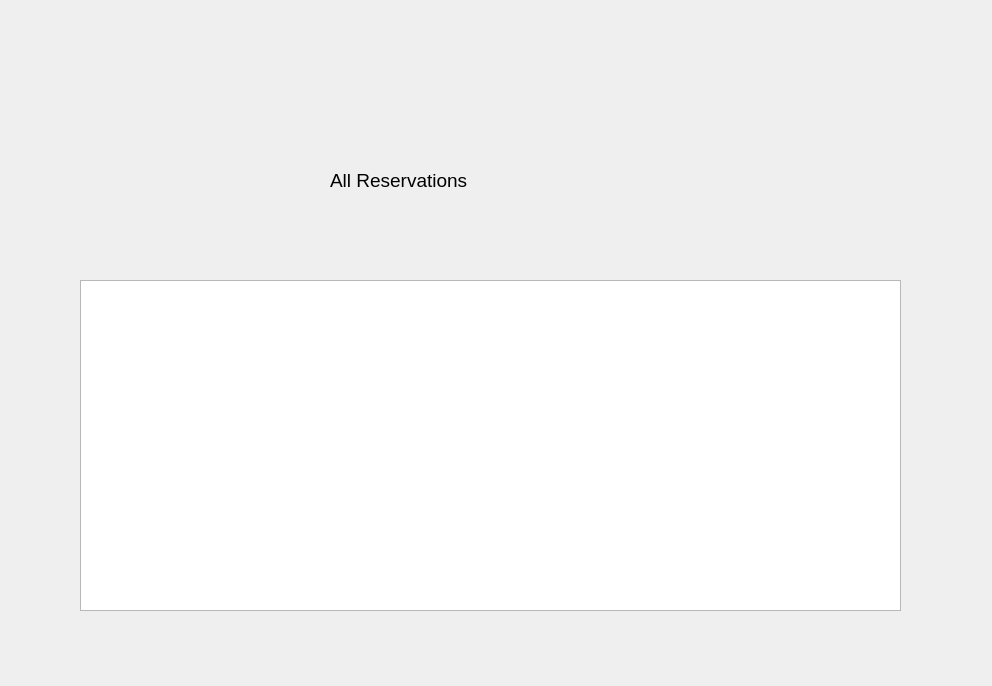
Above: Project/Python Files/UIFiles/ViewReservationsDialog.ui from Parth-05/DATA-225-Final-Project before the change. Below: the same form after it.
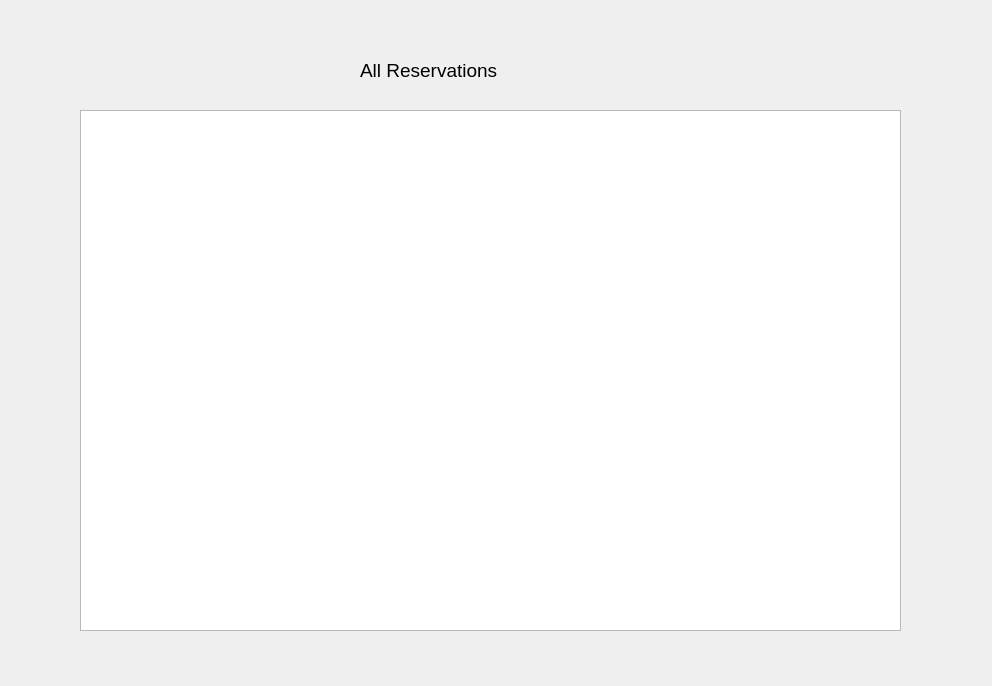
That is the form after the change.

```diff
--- a/Project/Python Files/UIFiles/ViewReservationsDialog.ui
+++ b/Project/Python Files/UIFiles/ViewReservationsDialog.ui
@@ -16,8 +16,8 @@
   <widget class="QLabel" name="label">
    <property name="geometry">
     <rect>
-     <x>330</x>
-     <y>160</y>
+     <x>360</x>
+     <y>50</y>
      <width>291</width>
      <height>41</height>
     </rect>
@@ -35,9 +35,9 @@
    <property name="geometry">
     <rect>
      <x>80</x>
-     <y>280</y>
+     <y>110</y>
      <width>821</width>
-     <height>331</height>
+     <height>521</height>
     </rect>
    </property>
   </widget>
```
